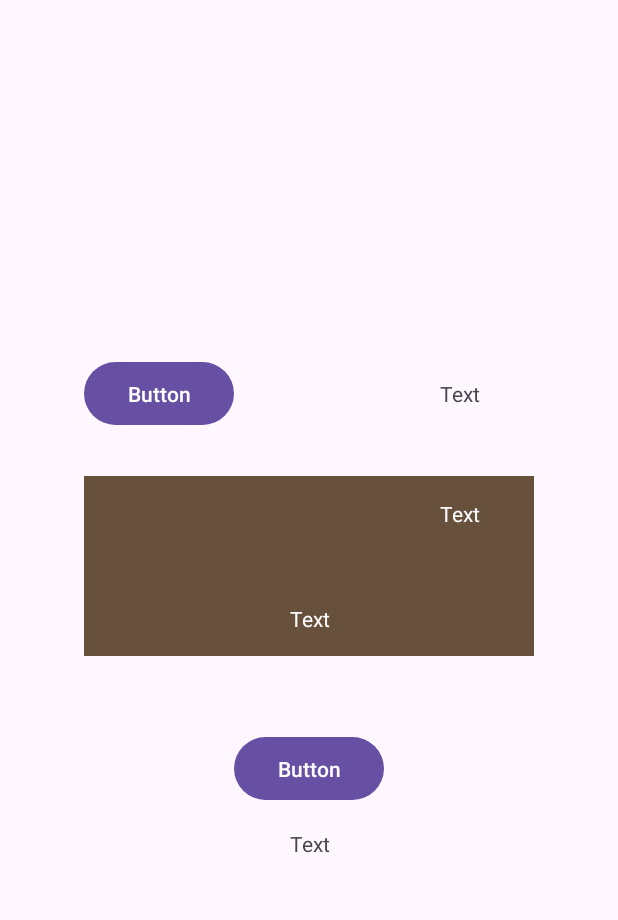
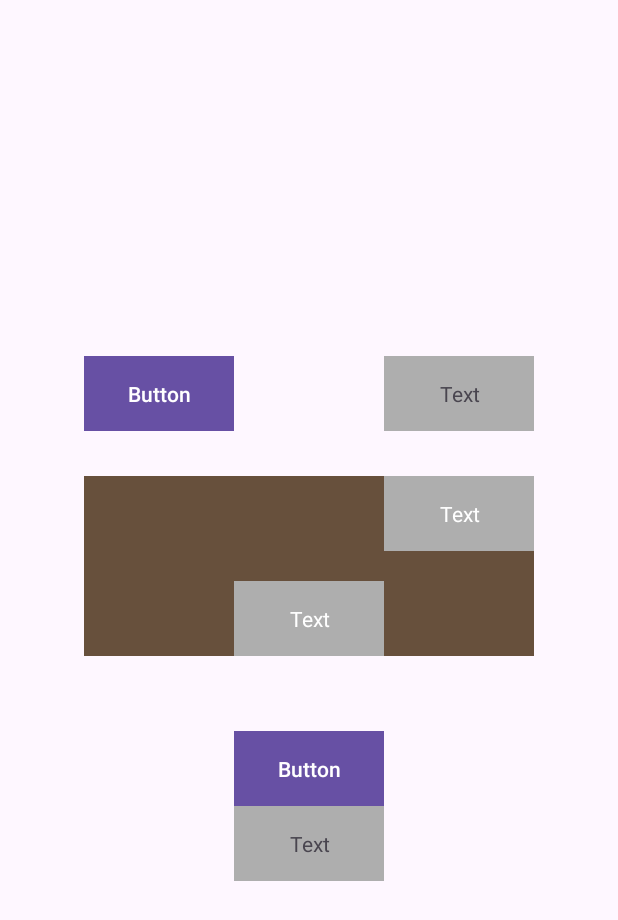
Before and after one commit to quietix/Mobile_Labs, an Android app: the screen it shows after launch (MainActivity), on a phone screen of 412 x 824 dp. Shown: the top 920 px of the screen. Run offline under Robolectric (Android 15) with nearby library versions, the light colour scheme and no system bars.

Commit message:
lab3 finished

```diff
--- a/app/build.gradle.kts
+++ b/app/build.gradle.kts
@@ -36,6 +36,7 @@ dependencies {
     implementation("androidx.appcompat:appcompat:1.6.1")
     implementation("com.google.android.material:material:1.9.0")
     implementation("androidx.constraintlayout:constraintlayout:2.1.4")
+    implementation("androidx.gridlayout:gridlayout:1.0.0")
     testImplementation("junit:junit:4.13.2")
     androidTestImplementation("androidx.test.ext:junit:1.1.5")
     androidTestImplementation("androidx.test.espresso:espresso-core:3.5.1")
--- a/app/src/main/res/layout/layout_1.xml
+++ b/app/src/main/res/layout/layout_1.xml
@@ -16,61 +16,73 @@
         <Button
             android:layout_width="100dp"
             android:layout_height="50dp"
+            android:layout_alignParentStart="true"
             android:layout_alignParentTop="true"
-            android:layout_alignParentStart="true"
-            android:text="Button"/>
+            android:background="#7E7C7C"
+            android:shadowColor="#635959"
+            android:text="Button"
+            android:textColorHighlight="#7E7C7C"
+            android:textColorLink="#7E7C7C"
+            app:strokeColor="#7E7C7C" />
 
         <TextView
             android:layout_width="100dp"
             android:layout_height="50dp"
             android:layout_alignParentTop="true"
             android:layout_alignParentEnd="true"
-            android:text="Text"
-            android:gravity="center"/>
+            android:background="#AEAEAE"
+            android:gravity="center"
+            android:text="Text" />
 
         <RelativeLayout
             android:layout_width="match_parent"
             android:layout_height="120dp"
-            android:background="#67503C"
             android:layout_alignParentTop="true"
-            android:layout_marginTop="80dp">
+            android:layout_marginTop="80dp"
+            android:background="#67503C">
+
             <TextView
                 android:layout_width="100dp"
                 android:layout_height="50dp"
                 android:layout_alignParentTop="true"
                 android:layout_alignParentEnd="true"
+                android:background="#AEAEAE"
+                android:gravity="center"
                 android:text="Text"
-                android:gravity="center"
-                android:textColor="@color/white"/>
+                android:textColor="@color/white" />
 
             <TextView
                 android:layout_width="100dp"
                 android:layout_height="50dp"
                 android:layout_alignParentBottom="true"
                 android:layout_centerHorizontal="true"
+                android:background="#AEAEAE"
+                android:gravity="center"
                 android:text="Text"
-                android:gravity="center"
-                android:textColor="@color/white"/>
+                android:textColor="@color/white" />
         </RelativeLayout>
 
         <RelativeLayout
             android:layout_width="match_parent"
             android:layout_height="100dp"
             android:layout_alignParentBottom="true">
+
             <Button
                 android:layout_width="100dp"
                 android:layout_height="50dp"
-                android:text="Button"
                 android:layout_alignParentTop="true"
-                android:layout_centerHorizontal="true" />
+                android:layout_centerHorizontal="true"
+                android:background="#7E7C7C"
+                android:text="Button" />
 
             <TextView
                 android:layout_width="100dp"
                 android:layout_height="50dp"
                 android:layout_alignParentBottom="true"
                 android:layout_centerHorizontal="true"
-                android:text="Text"
-                android:gravity="center" />
+                android:background="#AEAEAE"
+                android:gravity="center"
+                android:text="Text" />
         </RelativeLayout>
 
     </RelativeLayout>
```
Also changed, not shown: app/src/main/res/layout/layout_4.xml (added, +176 -0 lines).
